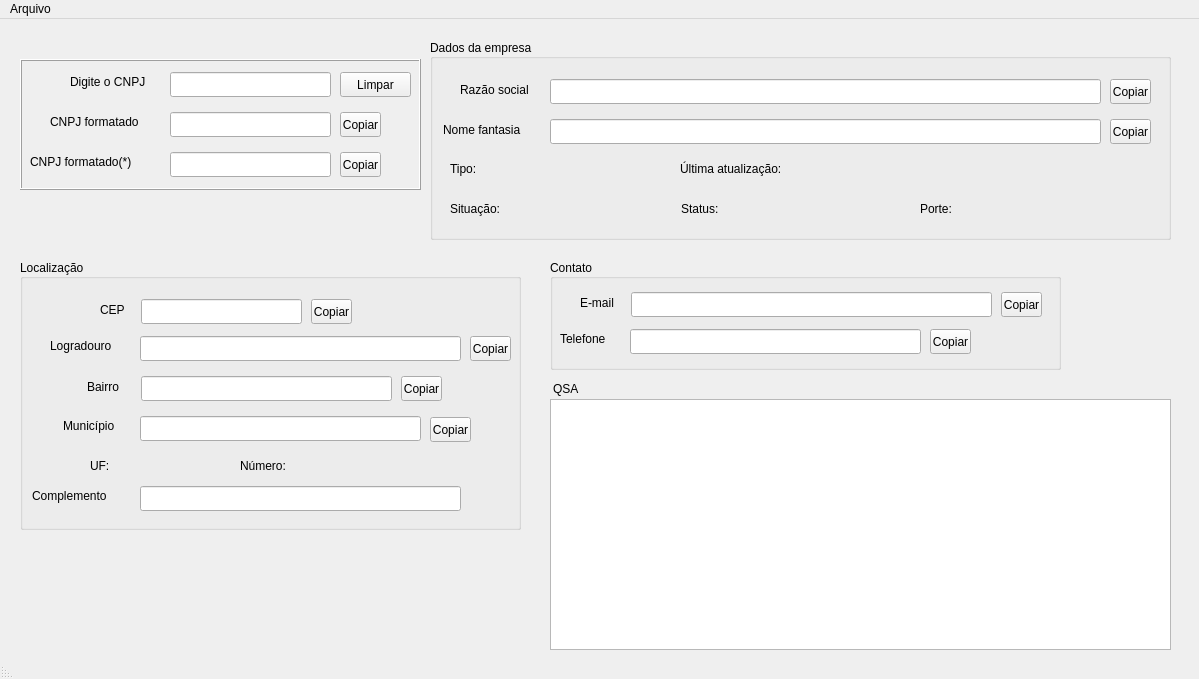
Old version of the form CNPJ_Finder/mainwindow.ui in the repository CaduBastos/cnpj_finder.
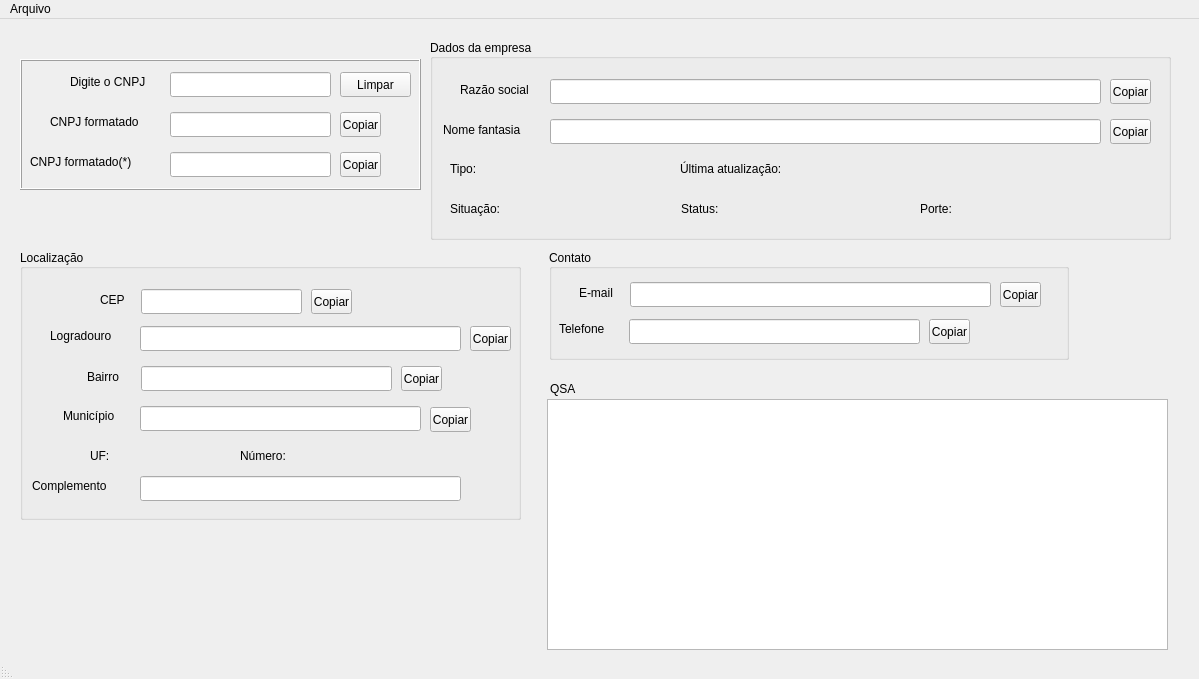
New version of the form. Icons and pictures are not drawn.

Diff of the .ui file:
```diff
--- a/CNPJ_Finder/mainwindow.ui
+++ b/CNPJ_Finder/mainwindow.ui
@@ -159,7 +159,7 @@
     <property name="geometry">
      <rect>
       <x>20</x>
-      <y>240</y>
+      <y>230</y>
       <width>501</width>
       <height>271</height>
      </rect>
@@ -413,9 +413,9 @@
    <widget class="QGroupBox" name="group_contact">
     <property name="geometry">
      <rect>
-      <x>550</x>
-      <y>240</y>
-      <width>511</width>
+      <x>549</x>
+      <y>230</y>
+      <width>520</width>
       <height>111</height>
      </rect>
     </property>
@@ -681,7 +681,7 @@
    <widget class="QTableView" name="tableView_qsa">
     <property name="geometry">
      <rect>
-      <x>550</x>
+      <x>547</x>
       <y>380</y>
       <width>621</width>
       <height>251</height>
@@ -690,14 +690,20 @@
     <property name="alternatingRowColors">
      <bool>false</bool>
     </property>
+    <attribute name="horizontalHeaderDefaultSectionSize">
+     <number>205</number>
+    </attribute>
     <attribute name="verticalHeaderVisible">
      <bool>false</bool>
     </attribute>
+    <attribute name="verticalHeaderDefaultSectionSize">
+     <number>57</number>
+    </attribute>
    </widget>
    <widget class="QLabel" name="label">
     <property name="geometry">
      <rect>
-      <x>553</x>
+      <x>550</x>
       <y>360</y>
       <width>31</width>
       <height>20</height>
```
Left out of the diff: 55 changed lines with no effect on the pictures.
